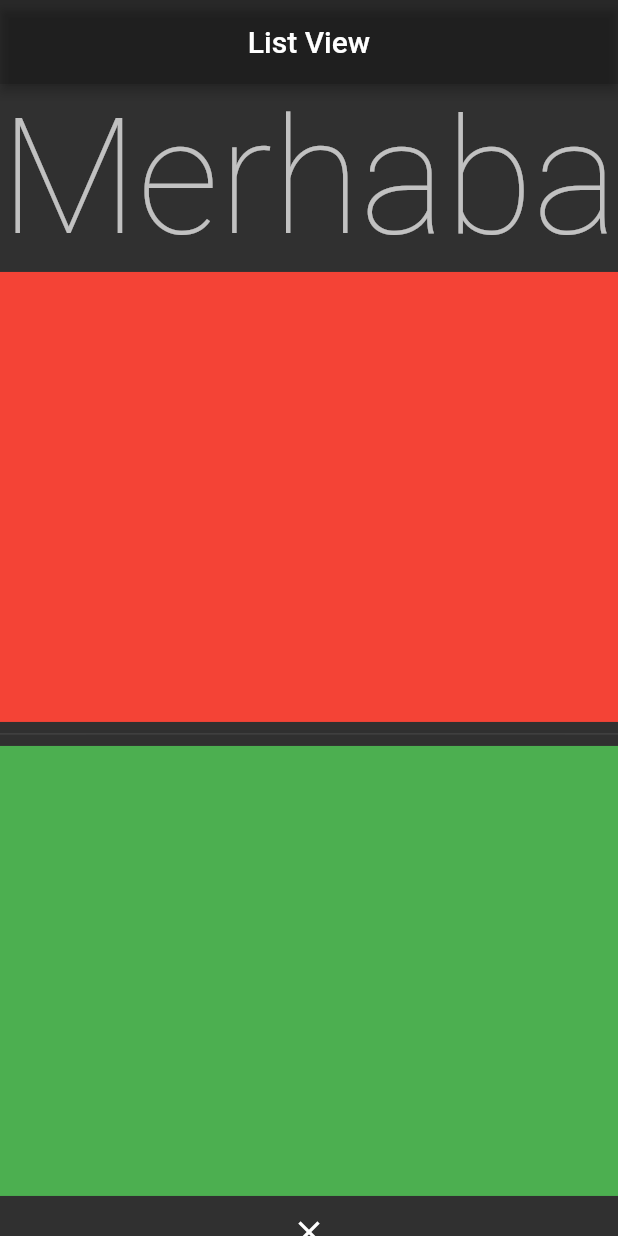
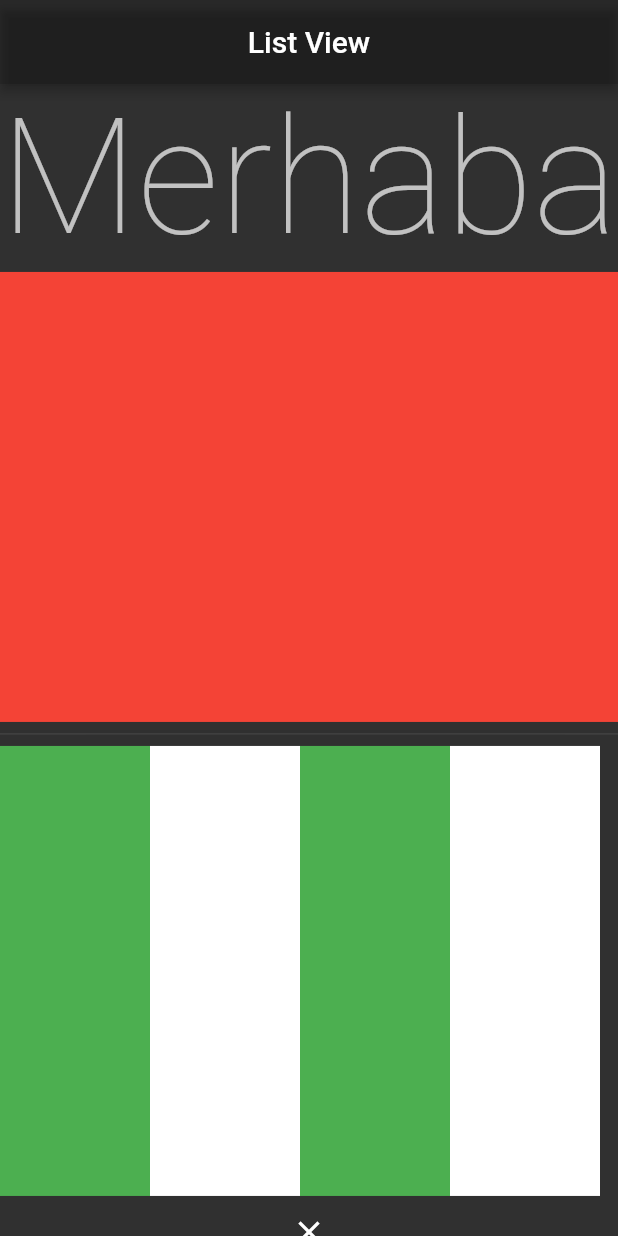
Before and after one commit to onalanrecep/zero_to_hero_flutter, a Flutter app: the screen it shows after launch, on a phone screen of 412 x 824 dp. Run offline on Flutter 3.47's test engine with Material 2 defaults, Android fonts, the phone set to English and light mode, and no system bars.

Commit message:
ListViewLearnCompleted

```diff
--- a/lib/101/list_view_learnd.dart
+++ b/lib/101/list_view_learnd.dart
@@ -26,9 +26,29 @@ class _ListViewLearnState extends State<ListViewLearn> {
           height: 300,
         ),
         const Divider(),
-        Container(
-          color: Colors.green,
+        SizedBox(
           height: 300,
+          child: ListView(
+            scrollDirection: Axis.horizontal,
+            children: [
+              Container(
+                color: Colors.green,
+                width: 100,
+              ),
+              Container(
+                color: Colors.white,
+                width: 100,
+              ),
+              Container(
+                color: Colors.green,
+                width: 100,
+              ),
+              Container(
+                color: Colors.white,
+                width: 100,
+              )
+            ],
+          ),
         ),
         IconButton(onPressed: () {}, icon: const Icon(Icons.close))
       ]),
```
